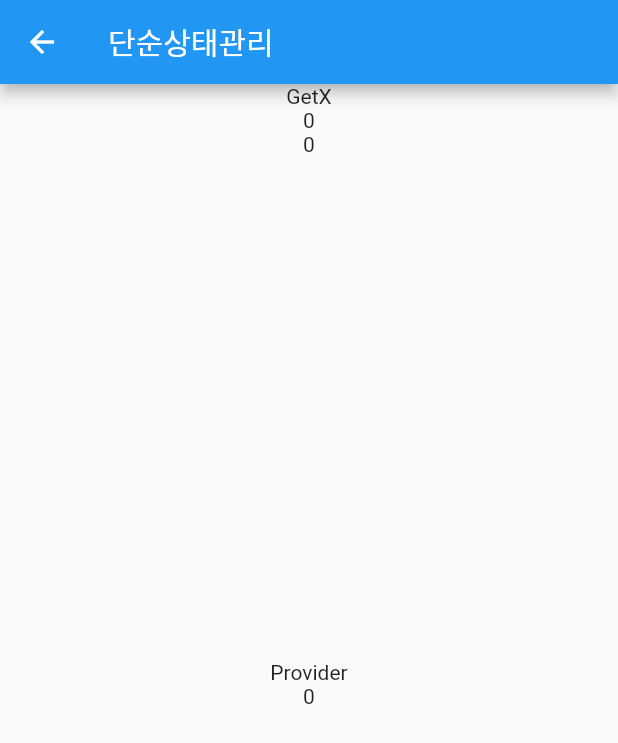
After one commit to dunchi-develop-blog/flutter-getx, a Flutter app: the screen it shows after launch, after a tap on "단순상태관리", on a phone screen of 412 x 824 dp. The commit adds this screen. Shown: the top 743 px of the screen. Run offline on Flutter 3.47's test engine with Material 2 defaults, Android fonts, the phone set to English and light mode, and no system bars; our stand-ins replace get.

Commit message:
feat: 기본 상태 관리 구현

```diff
--- /dev/null
+++ b/lib/src/controller/count_controller_with_getx.dart
@@ -0,0 +1,10 @@
+import 'package:get/get.dart';
+import 'package:flutter/material.dart';
+
+class CountControllerWithGetX extends GetxController{
+  int count = 0;
+  void increase(String id){
+    count++;
+    update([id]);
+  }
+}
--- /dev/null
+++ b/lib/src/controller/count_controller_with_provider.dart
@@ -0,0 +1,9 @@
+import 'package:flutter/material.dart';
+
+class CountControllerWithProvider extends ChangeNotifier{
+  int count = 0;
+  void increase(){
+    count++;
+    notifyListeners();
+  }
+}
--- a/lib/src/home.dart
+++ b/lib/src/home.dart
@@ -1,6 +1,7 @@
 import 'package:flutter/material.dart';
 import 'file:///F:/0.github/flutter-getx/lib/src/pages/normal/first.dart';
 import 'package:flutter_getx/src/pages/normal/second.dart';
+import 'package:flutter_getx/src/pages/simple_state_manage.dart';
 import 'package:get/get.dart';
 
 class HomePage extends StatelessWidget {
@@ -32,7 +33,12 @@ class HomePage extends StatelessWidget {
                 child: Text("동적 URL"),
                 onPressed: () {
                   Get.toNamed("/user/5555?name=굳굳&age=22");
-                })
+                }),
+            MaterialButton(
+                child: Text("단순상태관리"),
+                onPressed: () {
+                  Get.to(SimpleStateManagePage());
+                }),
           ]),
         ));
   }
--- /dev/null
+++ b/lib/src/pages/simple_state_manage.dart
@@ -0,0 +1,30 @@
+import 'package:flutter/material.dart';
+import 'package:flutter_getx/src/controller/count_controller_with_getx.dart';
+import 'package:flutter_getx/src/controller/count_controller_with_provider.dart';
+import 'package:flutter_getx/src/pages/state/with_getx.dart';
+import 'package:flutter_getx/src/pages/state/with_provider.dart';
+import 'package:get/get.dart';
+import 'package:provider/provider.dart';
+
+class SimpleStateManagePage extends StatelessWidget {
+  const SimpleStateManagePage({Key key}) : super(key: key);
+
+  @override
+  Widget build(BuildContext context) {
+    Get.put(CountControllerWithGetX());
+
+    return Scaffold(
+        appBar: AppBar(
+          title: Text("단순상태관리"),
+        ),
+        body: Center(
+          child: Column(mainAxisAlignment: MainAxisAlignment.center, children: [
+            Expanded(child: WithGetX()),
+            Expanded(
+                child: ChangeNotifierProvider<CountControllerWithProvider>(
+                    create: (_) => CountControllerWithProvider(),
+                    child: WithProvider())),
+          ]),
+        ));
+  }
+}
--- /dev/null
+++ b/lib/src/pages/state/with_getx.dart
@@ -0,0 +1,34 @@
+import 'package:flutter/material.dart';
+import 'package:flutter_getx/src/controller/count_controller_with_getx.dart';
+import 'package:get/get.dart';
+
+class WithGetX extends StatelessWidget {
+  const WithGetX({Key key}) : super(key: key);
+
+  @override
+  Widget build(BuildContext context) {
+    return Center(
+      child: Column(
+        children: [
+          Text("GetX"),
+          GetBuilder<CountControllerWithGetX>(
+              id: "first",
+              builder: (controller) {
+                return Text("${controller.count}");
+              }),
+          GetBuilder<CountControllerWithGetX>(
+              id: "first",
+              builder: (controller) {
+                return Text("${controller.count}");
+              }),
+          MaterialButton(onPressed: () {
+            Get.find<CountControllerWithGetX>().increase("first");
+          }),
+          MaterialButton(onPressed: () {
+            Get.find<CountControllerWithGetX>().increase("second");
+          })
+        ],
+      ),
+    );
+  }
+}
--- /dev/null
+++ b/lib/src/pages/state/with_provider.dart
@@ -0,0 +1,24 @@
+import 'package:flutter/material.dart';
+import 'package:flutter_getx/src/controller/count_controller_with_provider.dart';
+import 'package:provider/provider.dart';
+
+class WithProvider extends StatelessWidget {
+  const WithProvider({Key key}) : super(key: key);
+
+  @override
+  Widget build(BuildContext context) {
+    return Center(
+      child: Column(
+        children: [Text("Provider"),
+          Consumer<CountControllerWithProvider>(
+              builder: (_, snapshot, child) {
+                return Text("${snapshot.count}");
+              }
+          ),
+          MaterialButton(onPressed: () {
+            Provider.of<CountControllerWithProvider>(context, listen: false).increase();
+          })],
+      ),
+    );
+  }
+}
--- a/pubspec.yaml
+++ b/pubspec.yaml
@@ -28,6 +28,7 @@ dependencies:
   # Use with the CupertinoIcons class for iOS style icons.
   cupertino_icons: ^1.0.0
   get: ^4.1.4
+  provider: ^5.0.0
 
 dev_dependencies:
   flutter_test:
```
